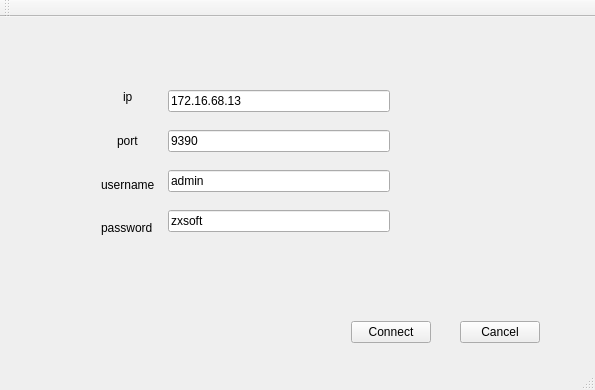
Old version of the form mainwindow.ui in the repository mapleking3/OpenVAS7_GUI_CLIENT.
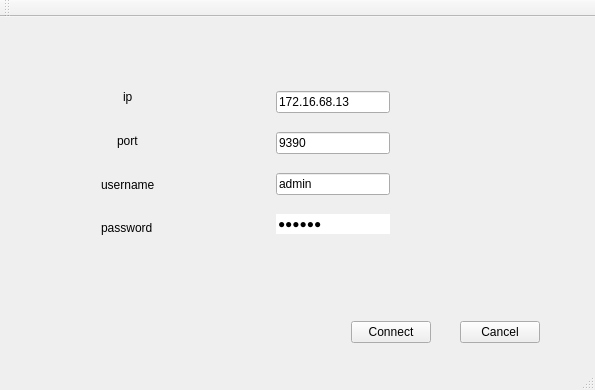
New version of the form.

Patch:
```diff
--- a/mainwindow.ui
+++ b/mainwindow.ui
@@ -53,7 +53,7 @@
      </item>
     </layout>
    </widget>
-   <widget class="QWidget" name="">
+   <widget class="QWidget" name="layoutWidget">
     <property name="geometry">
      <rect>
       <x>90</x>
@@ -100,6 +100,12 @@
        <property name="orientation">
         <enum>Qt::Horizontal</enum>
        </property>
+       <property name="sizeHint" stdset="0">
+        <size>
+         <width>0</width>
+         <height>0</height>
+        </size>
+       </property>
       </spacer>
      </item>
      <item>
@@ -130,6 +136,12 @@
          <property name="text">
           <string>zxsoft</string>
          </property>
+         <property name="frame">
+          <bool>false</bool>
+         </property>
+         <property name="echoMode">
+          <enum>QLineEdit::PasswordEchoOnEdit</enum>
+         </property>
         </widget>
        </item>
       </layout>
```
Left out of the diff: 3 changed lines with no effect on the pictures.
